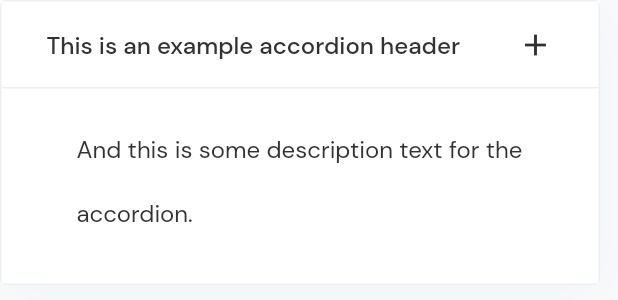
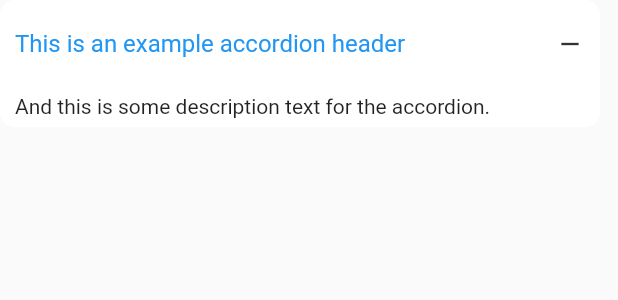
Before and after one commit to Topl/ribn-toolkit, a Flutter app: the Accordion widget shown alone on an empty page, opened directly, after a tap on "This is an example accordion header", on a phone screen of 412 x 824 dp. Shown: the top 300 px of the screen. Run offline on Flutter 3.47's test engine with Material 2 defaults, Android fonts, the phone set to English and light mode, and no system bars; our stand-ins replace flutter_svg, shimmer_animation, step_progress_indicator, wave; missing offline and left inert: flutter_portal, widgetbook.

Commit message:
Update accordion

```diff
--- a/lib/widgetbook.dart
+++ b/lib/widgetbook.dart
@@ -1038,12 +1038,11 @@ class _WidgetBookState extends State<WidgetBook> {
                   name: 'Standard',
                   builder: (context) => const Center(
                     child: Accordion(
-                      header: 'This is an example accordion header',
-                      description: 'And this is some description text for the accordion.',
+                      header: Text('This is an example accordion header'),
+                      description: Text('And this is some description text for the accordion.'),
                       width: 400,
                       backgroundColor: Colors.white,
                       collapsedBackgroundColor: Colors.white,
-                      textColor: RibnColors.defaultText,
                       iconColor: RibnColors.defaultText,
                     ),
                   ),
--- a/lib/widgets/molecules/accordion.dart
+++ b/lib/widgets/molecules/accordion.dart
@@ -1,24 +1,23 @@
 import 'package:flutter/material.dart';
 import 'package:ribn_toolkit/constants/colors.dart';
-import 'package:ribn_toolkit/constants/styles.dart';
 
 class Accordion extends StatefulWidget {
-  final String header;
-  final String description;
+  final Text header;
+  final Text description;
   final double width;
   final Color backgroundColor;
   final Color collapsedBackgroundColor;
-  final Color textColor;
   final Color iconColor;
+  final Color dividerColor;
 
   const Accordion({
     required this.header,
     required this.description,
     required this.width,
-    required this.backgroundColor,
-    required this.collapsedBackgroundColor,
-    required this.textColor,
-    required this.iconColor,
+    this.backgroundColor = RibnColors.primary,
+    this.collapsedBackgroundColor = RibnColors.primary,
+    this.iconColor = Colors.white,
+    this.dividerColor = Colors.transparent,
     Key? key,
   }) : super(key: key);
 
@@ -27,64 +26,55 @@ class Accordion extends StatefulWidget {
 }
 
 class _AccordionState extends State<Accordion> {
+  bool isExpanded = false;
+
   @override
   Widget build(BuildContext context) {
-    bool isExpanded = false;
-
     return Padding(
       padding: const EdgeInsets.only(bottom: 10.0),
       child: Container(
+        clipBehavior: Clip.antiAlias,
         width: widget.width,
         decoration: BoxDecoration(
           boxShadow: const [
-            BoxShadow(
-              color: RibnColors.assetCardShadow,
-              spreadRadius: 0,
-              blurRadius: 37,
-              offset: Offset(0, 6),
-            ),
+            // BoxShadow(
+            //   color: RibnColors.assetCardShadow,
+            //   spreadRadius: 0,
+            //   blurRadius: 37,
+            //   offset: Offset(0, 6),
+            // ),
           ],
-          border: Border.all(color: RibnColors.lightGrey, width: 1),
-          borderRadius: BorderRadius.circular(
-            4,
-          ),
+          // border: Border.all(color: Colors.transparent, width: 1),
+          borderRadius: BorderRadius.circular(10),
         ),
         child: Theme(
           data: ThemeData().copyWith(dividerColor: Colors.transparent),
           child: ExpansionTile(
-            tilePadding: const EdgeInsets.symmetric(horizontal: 30),
-            trailing: isExpanded == true ? const Icon(Icons.remove) : const Icon(Icons.add),
+            tilePadding: const EdgeInsets.symmetric(horizontal: 10),
+            trailing: Icon(
+              isExpanded ? Icons.remove : Icons.add,
+              size: 20,
+            ),
             iconColor: widget.iconColor,
+            collapsedIconColor: widget.iconColor,
             onExpansionChanged: (bool val) {
               setState(() {
-                isExpanded = true;
+                isExpanded = val;
               });
             },
             backgroundColor: widget.backgroundColor,
             collapsedBackgroundColor: widget.collapsedBackgroundColor,
-            title: Text(
-              widget.header,
-              style: RibnToolkitTextStyles.body1Bold.copyWith(
-                color: widget.textColor,
-              ),
-              textHeightBehavior: const TextHeightBehavior(applyHeightToFirstAscent: false),
-            ),
+            title: widget.header,
             children: [
               Container(
-                color: RibnColors.lightGrey,
+                color: widget.dividerColor,
                 height: 1,
               ),
               Padding(
-                padding: const EdgeInsets.only(left: 50, top: 30, bottom: 30),
+                padding: const EdgeInsets.only(left: 10, top: 5, bottom: 5),
                 child: SizedBox(
                   width: 500,
-                  child: Text(
-                    widget.description,
-                    style: RibnToolkitTextStyles.body1.copyWith(
-                      color: widget.textColor,
-                    ),
-                    textHeightBehavior: const TextHeightBehavior(applyHeightToFirstAscent: false),
-                  ),
+                  child: widget.description,
                 ),
               ),
             ],
```
